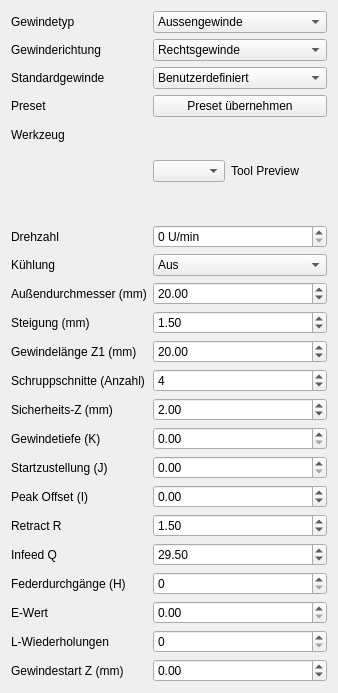
This is lathe_easystep/ui_parts/tabThread.ui in peter-pan08/LatheEasyStep as Qt 5 draws it before an edit. The edited form follows.
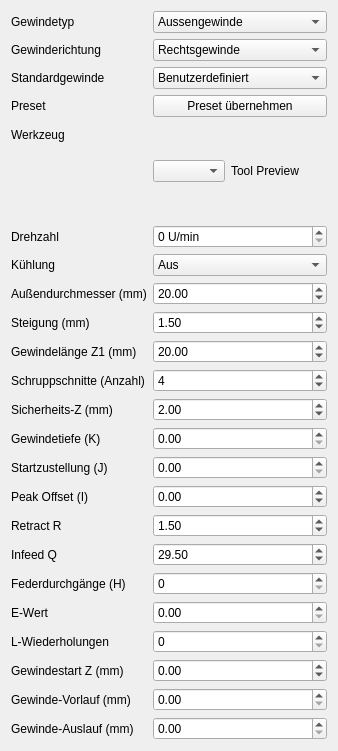
This is the edited form.

Diff of the .ui file:
```diff
--- a/lathe_easystep/ui_parts/tabThread.ui
+++ b/lathe_easystep/ui_parts/tabThread.ui
@@ -230,6 +230,40 @@
      </property>
     </widget>
    </item>
+   <item row="22" column="0">
+    <widget class="QLabel" name="label_thread_lead_in">
+     <property name="text">
+      <string>Gewinde-Vorlauf (mm)</string>
+     </property>
+    </widget>
+   </item>
+   <item row="22" column="1">
+    <widget class="QDoubleSpinBox" name="thread_lead_in">
+     <property name="toolTip">
+      <string>Schräger Gewindeanlauf vor Gewindestart Z</string>
+     </property>
+     <property name="maximum">
+      <double>1000.000000000000000</double>
+     </property>
+    </widget>
+   </item>
+   <item row="23" column="0">
+    <widget class="QLabel" name="label_thread_lead_out">
+     <property name="text">
+      <string>Gewinde-Auslauf (mm)</string>
+     </property>
+    </widget>
+   </item>
+   <item row="23" column="1">
+    <widget class="QDoubleSpinBox" name="thread_lead_out">
+     <property name="toolTip">
+      <string>Schräger Gewindeauslauf nach Gewindeende</string>
+     </property>
+     <property name="maximum">
+      <double>1000.000000000000000</double>
+     </property>
+    </widget>
+   </item>
    <item row="11" column="0">
     <widget class="QLabel" name="label_thread_passes">
      <property name="text">
```
